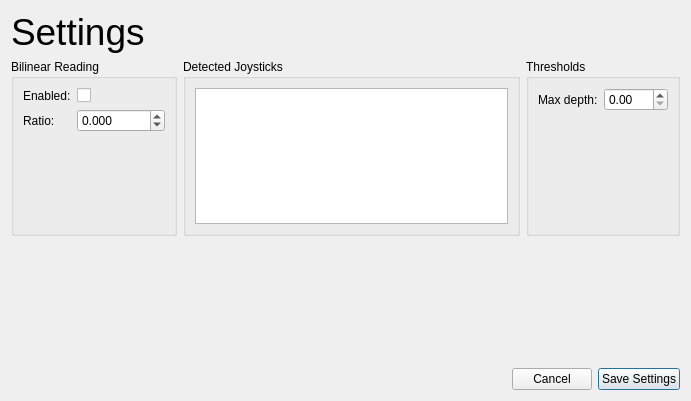
Before: the Qt Designer form Monterey/rovsettings.ui in rovsuite/monterey, drawn with Qt 5.
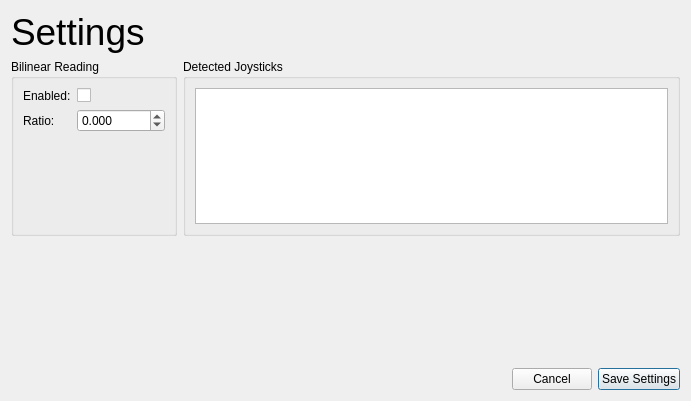
After: the same form once the commit is applied. Custom widgets are drawn as their Qt base class.

Commit message: Cleaned up settings window and deleted zombie code

```diff
--- a/Monterey/rovsettings.ui
+++ b/Monterey/rovsettings.ui
@@ -119,32 +119,6 @@
          </layout>
         </widget>
        </item>
-       <item>
-        <widget class="QGroupBox" name="groupBox_3">
-         <property name="title">
-          <string>Thresholds</string>
-         </property>
-         <layout class="QFormLayout" name="formLayout_3">
-          <property name="fieldGrowthPolicy">
-           <enum>QFormLayout::AllNonFixedFieldsGrow</enum>
-          </property>
-          <item row="0" column="0">
-           <widget class="QLabel" name="label_10">
-            <property name="text">
-             <string>Max depth:</string>
-            </property>
-           </widget>
-          </item>
-          <item row="0" column="1">
-           <widget class="QDoubleSpinBox" name="sbDepth">
-            <property name="maximum">
-             <double>999.000000000000000</double>
-            </property>
-           </widget>
-          </item>
-         </layout>
-        </widget>
-       </item>
       </layout>
      </item>
      <item>
```
The commit also changes 2 other files.
